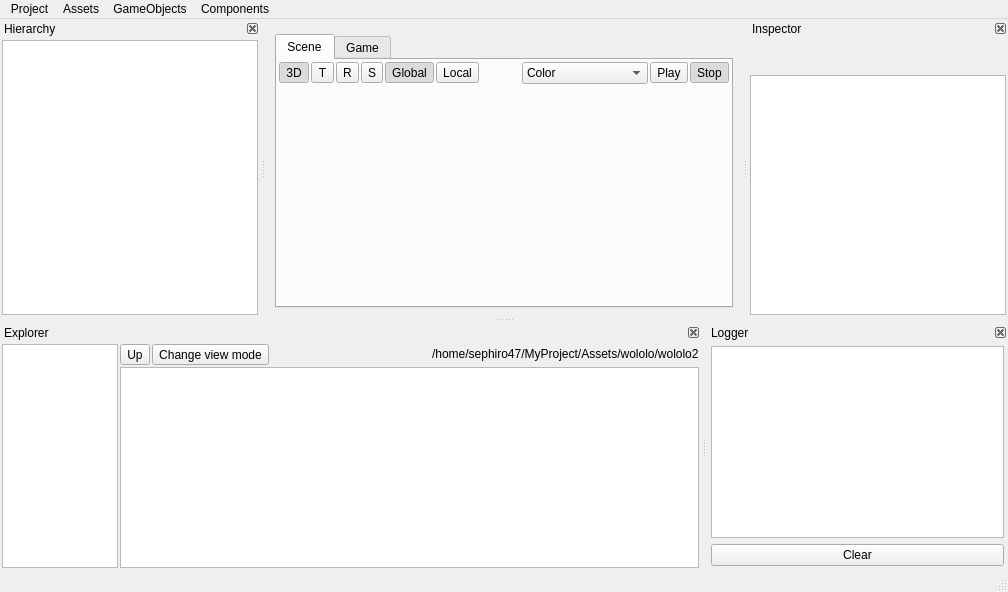
First picture: the form in EngineAssets/EditorWindow.ui, repository Bang3DEngine/OldBang, before the edit.
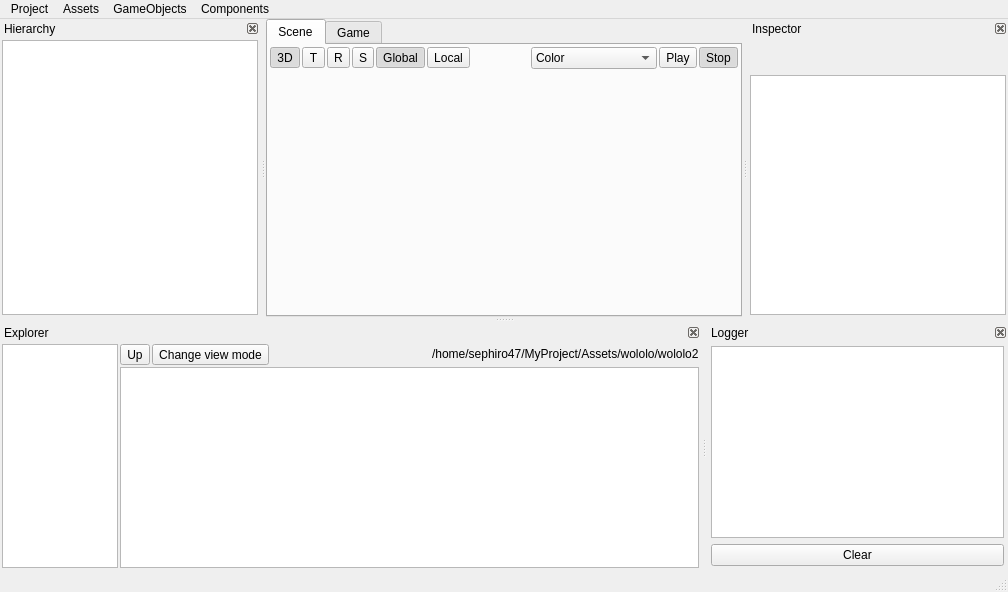
Second picture: the form after the edit. Icons and pictures are not drawn. Custom widgets are drawn as their Qt base class.

The edit to the form file:
```diff
--- a/EngineAssets/EditorWindow.ui
+++ b/EngineAssets/EditorWindow.ui
@@ -37,11 +37,42 @@
   </property>
   <widget class="QWidget" name="centralwidget">
    <layout class="QVBoxLayout" name="verticalLayout">
-    <item>
-     <widget class="WindowEventManager" name="windowEventManager" native="true"/>
+    <property name="spacing">
+     <number>0</number>
+    </property>
+    <property name="leftMargin">
+     <number>0</number>
+    </property>
+    <property name="topMargin">
+     <number>0</number>
+    </property>
+    <property name="rightMargin">
+     <number>0</number>
+    </property>
+    <property name="bottomMargin">
+     <number>0</number>
+    </property>
+    <item alignment="Qt::AlignLeft|Qt::AlignTop">
+     <widget class="WindowEventManager" name="windowEventManager" native="true">
+      <property name="enabled">
+       <bool>true</bool>
+      </property>
+      <property name="maximumSize">
+       <size>
+        <width>0</width>
+        <height>0</height>
+       </size>
+      </property>
+     </widget>
     </item>
     <item>
      <widget class="QTabWidget" name="tabContainerSceneGame">
+      <property name="sizePolicy">
+       <sizepolicy hsizetype="Expanding" vsizetype="Expanding">
+        <horstretch>0</horstretch>
+        <verstretch>0</verstretch>
+       </sizepolicy>
+      </property>
       <property name="currentIndex">
        <number>0</number>
       </property>
@@ -49,6 +80,12 @@
        <bool>true</bool>
       </property>
       <widget class="QWidget" name="tabScene">
+       <property name="sizePolicy">
+        <sizepolicy hsizetype="Expanding" vsizetype="Expanding">
+         <horstretch>0</horstretch>
+         <verstretch>0</verstretch>
+        </sizepolicy>
+       </property>
        <attribute name="title">
         <string>Scene</string>
        </attribute>
```
Left out of the diff: 96 changed lines with no effect on the pictures.
